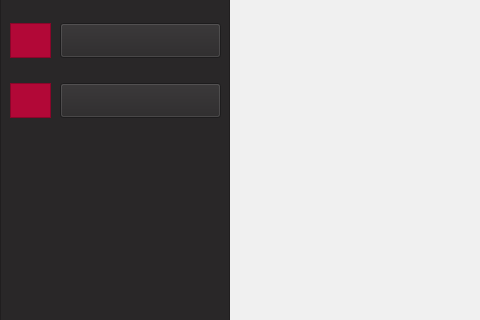
Before: the Qt Designer form studentmainmenu.ui in AjaxGroup1400/golestan, drawn with Qt 5; both pictures show x 0 to 480 and y 217 to 537 of the 1152 by 768 pixel window.
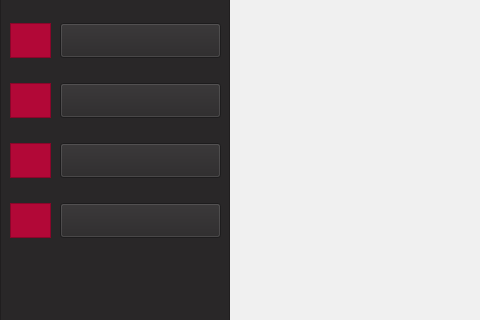
After: the same form once the commit is applied. Icons and pictures are not drawn.

Patch:
```diff
--- a/studentmainmenu.ui
+++ b/studentmainmenu.ui
@@ -333,7 +333,7 @@
       <string/>
      </property>
      <property name="pixmap">
-      <pixmap resource="icon.qrc">:/icon/manage.png</pixmap>
+      <pixmap resource="term-management-icon.qrc">:/icons/icons8-web-64.png</pixmap>
      </property>
      <property name="scaledContents">
       <bool>true</bool>
@@ -426,26 +426,6 @@
      <set>Qt::AlignCenter</set>
     </property>
    </widget>
-   <widget class="QLabel" name="label_6">
-    <property name="geometry">
-     <rect>
-      <x>60</x>
-      <y>280</y>
-      <width>161</width>
-      <height>30</height>
-     </rect>
-    </property>
-    <property name="styleSheet">
-     <string notr="true">font: 11pt &quot;Montserrat&quot;;
-color: rgb(240, 240, 240);</string>
-    </property>
-    <property name="text">
-     <string>Term Managment</string>
-    </property>
-    <property name="alignment">
-     <set>Qt::AlignCenter</set>
-    </property>
-   </widget>
    <widget class="QLabel" name="label_8">
     <property name="geometry">
      <rect>
@@ -484,6 +464,169 @@
      <string/>
     </property>
    </widget>
+   <widget class="QFrame" name="frame_8">
+    <property name="geometry">
+     <rect>
+      <x>10</x>
+      <y>340</y>
+      <width>41</width>
+      <height>35</height>
+     </rect>
+    </property>
+    <property name="styleSheet">
+     <string notr="true">background-color: rgb(178, 8, 55);
+border-color: rgb(178, 8, 55);</string>
+    </property>
+    <property name="frameShape">
+     <enum>QFrame::StyledPanel</enum>
+    </property>
+    <property name="frameShadow">
+     <enum>QFrame::Raised</enum>
+    </property>
+    <widget class="QLabel" name="label_10">
+     <property name="geometry">
+      <rect>
+       <x>5</x>
+       <y>2</y>
+       <width>31</width>
+       <height>31</height>
+      </rect>
+     </property>
+     <property name="text">
+      <string/>
+     </property>
+     <property name="pixmap">
+      <pixmap resource="term-management-icon.qrc">:/icons/icons8-view-headline-50.png</pixmap>
+     </property>
+     <property name="scaledContents">
+      <bool>true</bool>
+     </property>
+    </widget>
+   </widget>
+   <widget class="QPushButton" name="pushButton_6">
+    <property name="geometry">
+     <rect>
+      <x>60</x>
+      <y>340</y>
+      <width>161</width>
+      <height>35</height>
+     </rect>
+    </property>
+    <property name="styleSheet">
+     <string notr="true">font: 11pt &quot;Montserrat&quot;;
+</string>
+    </property>
+    <property name="text">
+     <string/>
+    </property>
+   </widget>
+   <widget class="QFrame" name="frame_9">
+    <property name="geometry">
+     <rect>
+      <x>10</x>
+      <y>400</y>
+      <width>41</width>
+      <height>35</height>
+     </rect>
+    </property>
+    <property name="styleSheet">
+     <string notr="true">background-color: rgb(178, 8, 55);
+border-color: rgb(178, 8, 55);</string>
+    </property>
+    <property name="frameShape">
+     <enum>QFrame::StyledPanel</enum>
+    </property>
+    <property name="frameShadow">
+     <enum>QFrame::Raised</enum>
+    </property>
+    <widget class="QLabel" name="label_12">
+     <property name="geometry">
+      <rect>
+       <x>5</x>
+       <y>2</y>
+       <width>31</width>
+       <height>31</height>
+      </rect>
+     </property>
+     <property name="text">
+      <string/>
+     </property>
+     <property name="pixmap">
+      <pixmap resource="term-management-icon.qrc">:/icons/icons8-survey-50.png</pixmap>
+     </property>
+     <property name="scaledContents">
+      <bool>true</bool>
+     </property>
+    </widget>
+   </widget>
+   <widget class="QPushButton" name="pushButton_7">
+    <property name="geometry">
+     <rect>
+      <x>60</x>
+      <y>400</y>
+      <width>161</width>
+      <height>35</height>
+     </rect>
+    </property>
+    <property name="styleSheet">
+     <string notr="true">font: 11pt &quot;Montserrat&quot;;
+</string>
+    </property>
+    <property name="text">
+     <string/>
+    </property>
+   </widget>
+   <widget class="QLabel" name="label_13">
+    <property name="geometry">
+     <rect>
+      <x>90</x>
+      <y>350</y>
+      <width>121</width>
+      <height>20</height>
+     </rect>
+    </property>
+    <property name="styleSheet">
+     <string notr="true">font: 11pt &quot;Montserrat&quot;;
+color: rgb(240, 240, 240);</string>
+    </property>
+    <property name="text">
+     <string>View Scores</string>
+    </property>
+   </widget>
+   <widget class="QLabel" name="label_6">
+    <property name="geometry">
+     <rect>
+      <x>95</x>
+      <y>290</y>
+      <width>111</width>
+      <height>20</height>
+     </rect>
+    </property>
+    <property name="styleSheet">
+     <string notr="true">font: 11pt &quot;Montserrat&quot;;
+color: rgb(240, 240, 240);</string>
+    </property>
+    <property name="text">
+     <string>Enrollment</string>
+    </property>
+   </widget>
+   <widget class="QLabel" name="label_14">
+    <property name="geometry">
+     <rect>
+      <x>80</x>
+      <y>410</y>
+      <width>141</width>
+      <height>20</height>
+     </rect>
+    </property>
+    <property name="styleSheet">
+     <string notr="true">font: 11pt &quot;Montserrat&quot;;
+color: rgb(240, 240, 240);</string>
+    </property>
+    <property name="text">
+     <string>Teacher Survey</string>
+    </property>
+   </widget>
    <zorder>frame_5</zorder>
    <zorder>frame_6</zorder>
    <zorder>frame_7</zorder>
@@ -491,14 +634,20 @@
    <zorder>label_3</zorder>
    <zorder>label_4</zorder>
    <zorder>label_5</zorder>
-   <zorder>label_6</zorder>
    <zorder>frame_3</zorder>
    <zorder>pushButton</zorder>
    <zorder>pushButton_2</zorder>
    <zorder>pushButton_3</zorder>
-   <zorder>pushButton_4</zorder>
    <zorder>label_8</zorder>
    <zorder>pushButton_5</zorder>
+   <zorder>frame_8</zorder>
+   <zorder>frame_9</zorder>
+   <zorder>label_13</zorder>
+   <zorder>label_6</zorder>
+   <zorder>label_14</zorder>
+   <zorder>pushButton_7</zorder>
+   <zorder>pushButton_6</zorder>
+   <zorder>pushButton_4</zorder>
   </widget>
   <zorder>frame</zorder>
   <zorder>frame_2</zorder>
```
Left out of the diff: 3 changed lines with no effect on the pictures.
